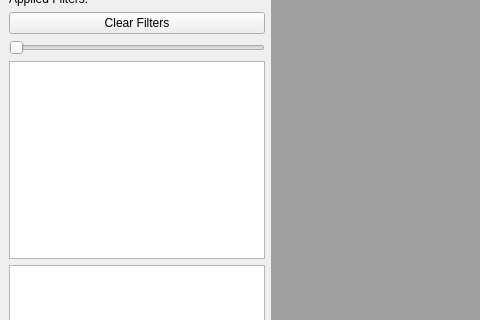
cdit-ma/SEM, file medeawindow.ui: the form before one commit; both pictures show x 0 to 480 and y 112 to 432 of the 800 by 600 pixel window.
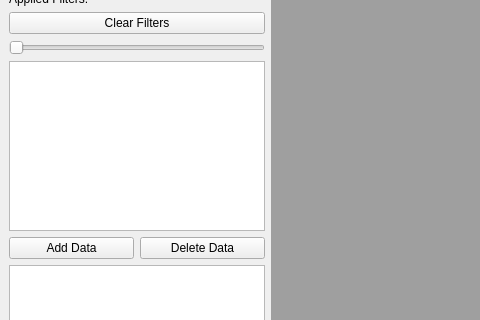
The form after the commit.

Commit message: Implemented Undo and remove on GraphMLData!

```diff
--- a/medeawindow.ui
+++ b/medeawindow.ui
@@ -16,7 +16,7 @@
   <widget class="QWidget" name="centralwidget">
    <layout class="QHBoxLayout" name="horizontalLayout" stretch="0,5">
     <item>
-     <layout class="QVBoxLayout" name="verticalLayout" stretch="0,1,0,10,0">
+     <layout class="QVBoxLayout" name="verticalLayout" stretch="0,0,0,1,0">
       <item>
        <layout class="QVBoxLayout" name="Aspects_2">
         <item>
@@ -111,7 +111,29 @@
        </widget>
       </item>
       <item>
-       <widget class="QTableView" name="attributeTable"/>
+       <layout class="QVBoxLayout" name="verticalLayout_2">
+        <item>
+         <widget class="QTableView" name="attributeTable"/>
+        </item>
+        <item>
+         <layout class="QHBoxLayout" name="horizontalLayout_2">
+          <item>
+           <widget class="QPushButton" name="addData">
+            <property name="text">
+             <string>Add Data</string>
+            </property>
+           </widget>
+          </item>
+          <item>
+           <widget class="QPushButton" name="deleteData">
+            <property name="text">
+             <string>Delete Data</string>
+            </property>
+           </widget>
+          </item>
+         </layout>
+        </item>
+       </layout>
       </item>
       <item>
        <widget class="QListView" name="listView"/>
```
The commit also changes 18 other files.
